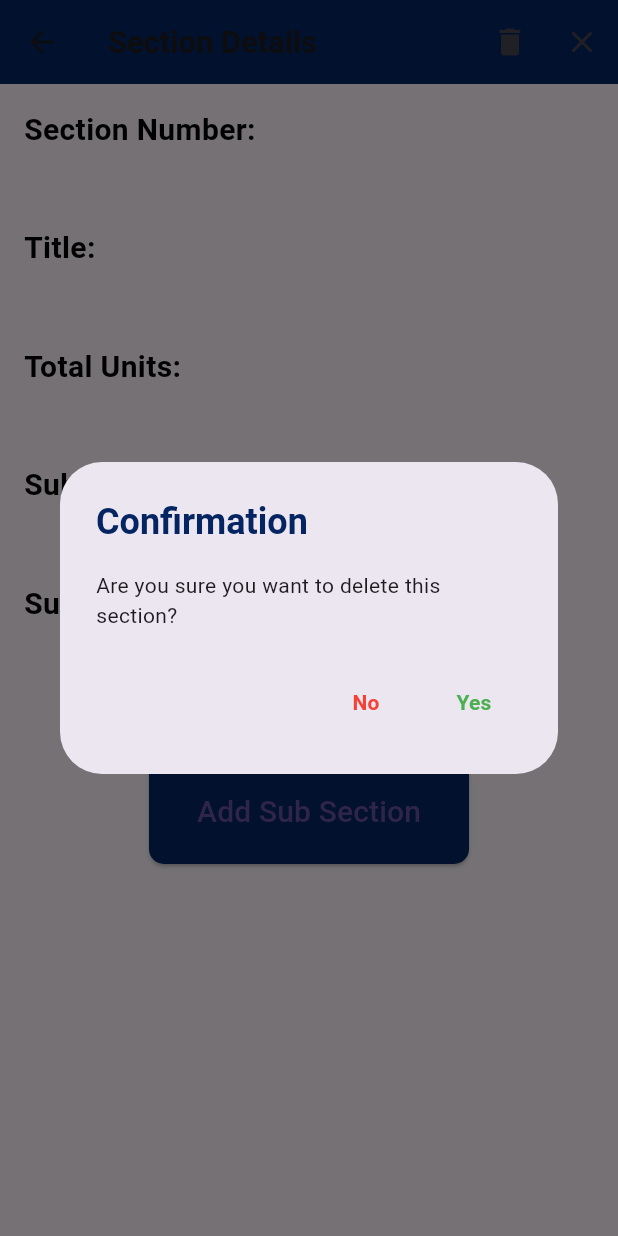
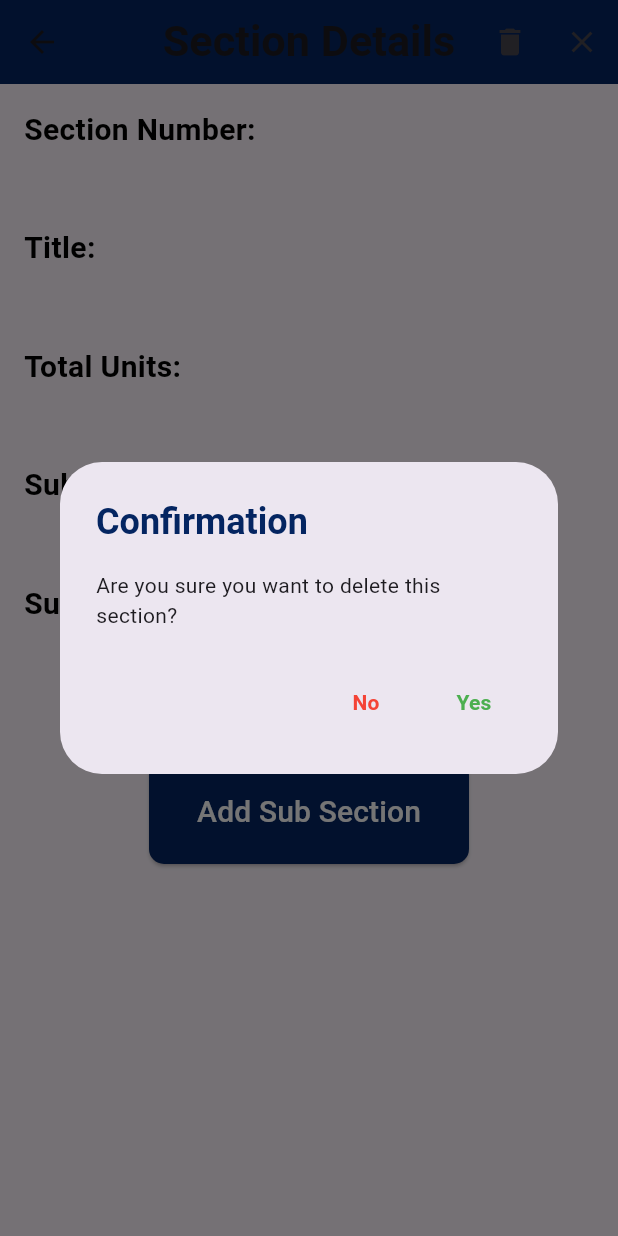
Before and after one commit to aayushi16dex/LegalRights-Frontend, a Flutter app: the SectionDetailScreen screen opened directly with empty values, after a tap on the "delete" icon, on a phone screen of 412 x 824 dp. Run offline on Flutter 3.47's test engine with Material 3 defaults, Android fonts, the phone set to English and light mode, and no system bars; our stand-ins replace file_picker, multi_select_flutter, shared_preferences; missing offline and left inert: universal_html; accounts and stored records are empty; network calls fail.

Commit message:
Some changes in design

```diff
--- a/lib/services/admin_dashboard/detailSection.dart
+++ b/lib/services/admin_dashboard/detailSection.dart
@@ -1,11 +1,13 @@
+// ignore_for_file: library_private_types_in_public_api, file_names, use_build_context_synchronously
+
 import 'package:flutter/material.dart';
 import 'package:frontend/api_call/legalContent_api/deleteSection.dart';
-import 'package:frontend/services/admin_dashboard/viewSection.dart';
+import 'package:frontend/services/admin_dashboard/addSubSection.dart';
 
 class SectionDetailScreen extends StatefulWidget {
   final Map<String, dynamic> sectionData;
 
-  SectionDetailScreen(this.sectionData);
+  const SectionDetailScreen(this.sectionData, {super.key});
 
   @override
   _SectionDetailScreenState createState() => _SectionDetailScreenState();
@@ -23,7 +25,7 @@ class _SectionDetailScreenState extends State<SectionDetailScreen> {
     ScaffoldMessenger.of(context).showSnackBar(
       SnackBar(
         content: Text(message),
-        duration: Duration(seconds: 3),
+        duration: const Duration(seconds: 3),
       ),
     );
   }
@@ -55,20 +57,19 @@ class _SectionDetailScreenState extends State<SectionDetailScreen> {
       context: context,
       builder: (BuildContext context) {
         return AlertDialog(
-          title: Text(
+          title: const Text(
             "Confirmation",
             style: TextStyle(
                 fontWeight: FontWeight.bold,
-                color: const Color.fromARGB(255, 4, 37, 97)),
+                color: Color.fromARGB(255, 4, 37, 97)),
           ),
-          content: Text("Are you sure you want to delete this section?"),
+          content: const Text("Are you sure you want to delete this section?"),
           actions: [
             TextButton(
               onPressed: () {
-                Navigator.of(context)
-                    .pop(false);
+                Navigator.of(context).pop(false);
               },
-              child: Text(
+              child: const Text(
                 "No",
                 style:
                     TextStyle(color: Colors.red, fontWeight: FontWeight.bold),
@@ -76,10 +77,9 @@ class _SectionDetailScreenState extends State<SectionDetailScreen> {
             ),
             TextButton(
               onPressed: () async {
-                Navigator.of(context)
-                    .pop(true);
+                Navigator.of(context).pop(true);
               },
-              child: Text(
+              child: const Text(
                 "Yes",
                 style:
                     TextStyle(color: Colors.green, fontWeight: FontWeight.bold),
@@ -107,7 +107,7 @@ class _SectionDetailScreenState extends State<SectionDetailScreen> {
   @override
   Widget build(BuildContext context) {
     double screenWidth = MediaQuery.of(context).size.width;
-    double maxFontSize = screenWidth * 0.05;
+    double maxFontSize = screenWidth * 0.07;
 
     return Scaffold(
       key: _scaffoldKey,
@@ -120,6 +120,7 @@ class _SectionDetailScreenState extends State<SectionDetailScreen> {
           ),
         ),
         backgroundColor: const Color.fromARGB(255, 4, 37, 97),
+        centerTitle: true,
         actions: [
           IconButton(
             icon: const Icon(Icons.delete),
@@ -135,7 +136,9 @@ class _SectionDetailScreenState extends State<SectionDetailScreen> {
           ),
         ],
       ),
-      body: Padding(
+      body: SingleChildScrollView(
+        // Wrap your Column with SingleChildScrollView
+        child: Padding(
           padding: const EdgeInsets.all(16.0),
           child: Column(
             crossAxisAlignment: CrossAxisAlignment.start,
@@ -161,24 +164,31 @@ class _SectionDetailScreenState extends State<SectionDetailScreen> {
                 child: ElevatedButton(
                   style: ElevatedButton.styleFrom(
                     backgroundColor: const Color.fromARGB(255, 4, 37, 97),
-                  padding:
-                      const EdgeInsets.symmetric(horizontal: 32, vertical: 20),
+                    padding: const EdgeInsets.symmetric(
+                        horizontal: 32, vertical: 20),
                     shape: RoundedRectangleBorder(
                       borderRadius: BorderRadius.circular(10),
                     ),
                   ),
                   onPressed: () {
                     // Handle adding a subsection
+                    Navigator.push(
+                      context,
+                      MaterialPageRoute(
+                        builder: (context) => const AddSubSectionScreen(),
+                      ),
+                    );
                   },
                   child: const Text(
                     'Add Sub Section',
-                  style: TextStyle(fontSize: 20),
+                    style: TextStyle(fontSize: 20, color: Colors.white),
                   ),
                 ),
               ),
             ],
           ),
         ),
+      ),
     );
   }
 }
```
Also changed, not shown: lib/presentation/admin_dashboard/widget/buttons/build_addButton.dart (+6 -12 lines), lib/services/admin_dashboard/addSection.dart (+5 -3 lines), lib/services/admin_dashboard/addSubSection.dart (added, +49 -0 lines), lib/services/admin_dashboard/viewSection.dart (+10 -11 lines). Lines whose indentation alone changed are shown as unchanged.
